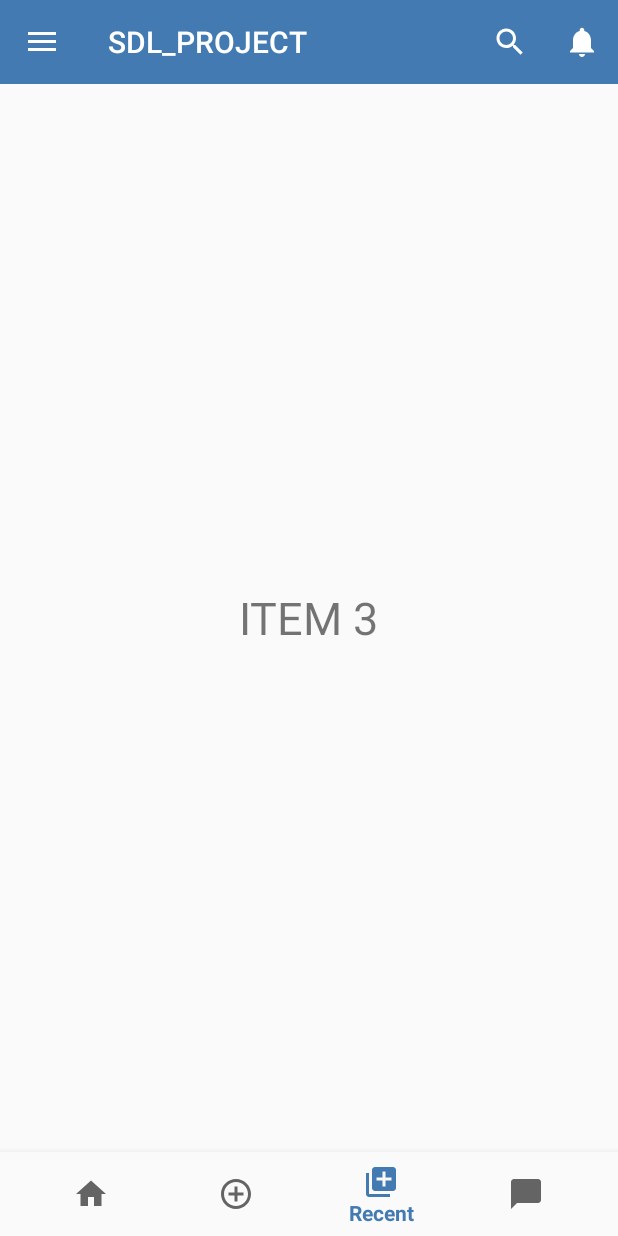
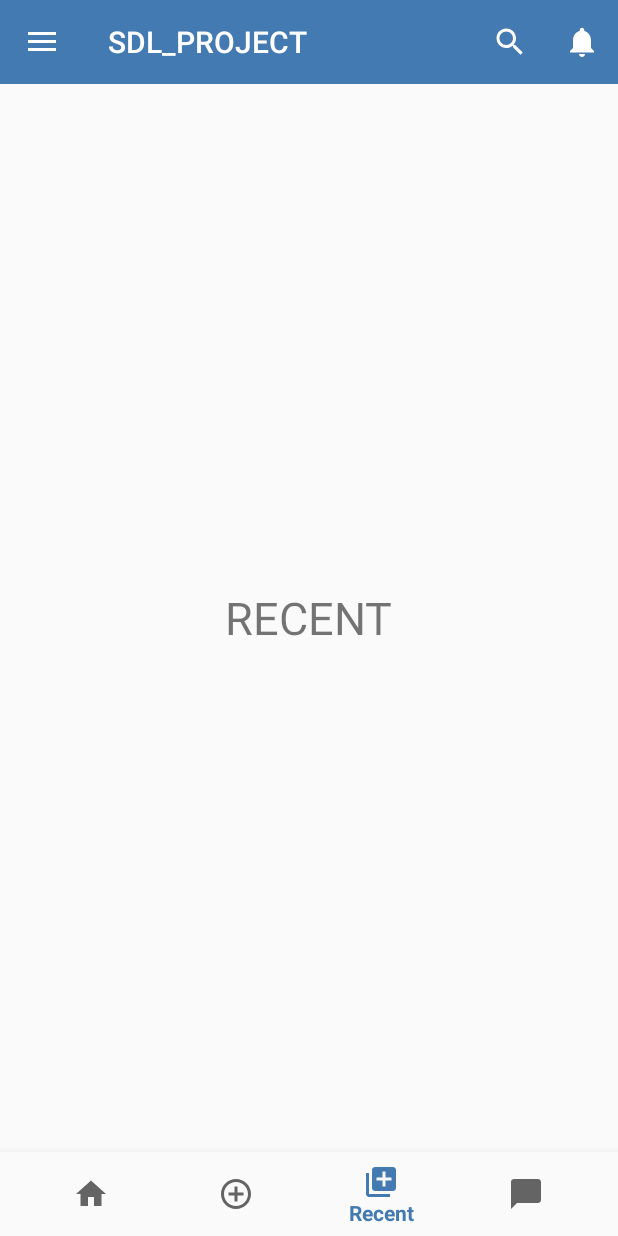
Before and after one commit to ETS-Android3/NQuire, an Android app: the screen it shows after launch (MainActivity), item 3 of the bottom bar chosen, on a phone screen of 412 x 824 dp. Run offline under Robolectric (Android 15) with nearby library versions, the phone set to English and light mode, and no system bars.

```diff
--- a/app/src/main/res/layout/fragment_chat.xml
+++ b/app/src/main/res/layout/fragment_chat.xml
@@ -6,7 +6,7 @@
         android:layout_width="wrap_content"
         android:layout_height="wrap_content"
         android:layout_centerInParent="true"
-        android:text="ITEM_4"
+        android:text="CHAT"
         android:textSize="30sp" />
 
 </RelativeLayout>
--- a/app/src/main/res/layout/fragment_recent.xml
+++ b/app/src/main/res/layout/fragment_recent.xml
@@ -6,7 +6,7 @@
         android:layout_width="wrap_content"
         android:layout_height="wrap_content"
         android:layout_centerInParent="true"
-        android:text="ITEM 3"
+        android:text="RECENT"
         android:textSize="30sp" />
 
 </RelativeLayout>
```
